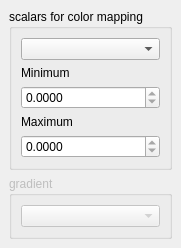
The window that gui/widgets/DataChooser.ui (kateyy/geohazardvis) describes before a commit, drawn with Qt 5.
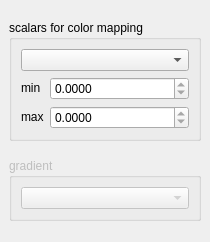
The same window after the commit.

```diff
--- a/gui/widgets/DataChooser.ui
+++ b/gui/widgets/DataChooser.ui
@@ -6,7 +6,7 @@
    <rect>
     <x>0</x>
     <y>0</y>
-    <width>156</width>
+    <width>210</width>
     <height>242</height>
    </rect>
   </property>
@@ -37,30 +37,57 @@
         <widget class="QComboBox" name="scalarsComboBox"/>
        </item>
        <item>
+        <widget class="QWidget" name="widget" native="true">
+         <layout class="QGridLayout" name="gridLayout">
+          <property name="leftMargin">
+           <number>0</number>
+          </property>
+          <property name="topMargin">
+           <number>0</number>
+          </property>
+          <property name="rightMargin">
+           <number>0</number>
+          </property>
+          <property name="bottomMargin">
+           <number>0</number>
+          </property>
+          <item row="0" column="0">
         <widget class="QLabel" name="label">
+            <property name="sizePolicy">
+             <sizepolicy hsizetype="Fixed" vsizetype="Fixed">
+              <horstretch>0</horstretch>
+              <verstretch>0</verstretch>
+             </sizepolicy>
+            </property>
          <property name="text">
-          <string>Minimum</string>
+             <string>min</string>
          </property>
         </widget>
        </item>
-       <item>
-        <widget class="QDoubleSpinBox" name="minValueSpinBox">
-         <property name="decimals">
-          <number>4</number>
-         </property>
-         <property name="maximum">
-          <double>0.000000000000000</double>
-         </property>
-        </widget>
-       </item>
-       <item>
+          <item row="1" column="0">
         <widget class="QLabel" name="label_2">
+            <property name="sizePolicy">
+             <sizepolicy hsizetype="Fixed" vsizetype="Fixed">
+              <horstretch>0</horstretch>
+              <verstretch>0</verstretch>
+             </sizepolicy>
+            </property>
          <property name="text">
-          <string>Maximum</string>
+             <string>max</string>
          </property>
         </widget>
        </item>
-       <item>
+          <item row="0" column="1">
+           <widget class="QDoubleSpinBox" name="minValueSpinBox">
+            <property name="decimals">
+             <number>4</number>
+            </property>
+            <property name="maximum">
+             <double>0.000000000000000</double>
+            </property>
+           </widget>
+          </item>
+          <item row="1" column="1">
         <widget class="QDoubleSpinBox" name="maxValueSpinBox">
          <property name="decimals">
           <number>4</number>
@@ -74,6 +101,9 @@
          <property name="value">
           <double>0.000000000000000</double>
          </property>
+           </widget>
+          </item>
+         </layout>
         </widget>
        </item>
       </layout>
```
Lines whose indentation alone changed are shown as unchanged.
